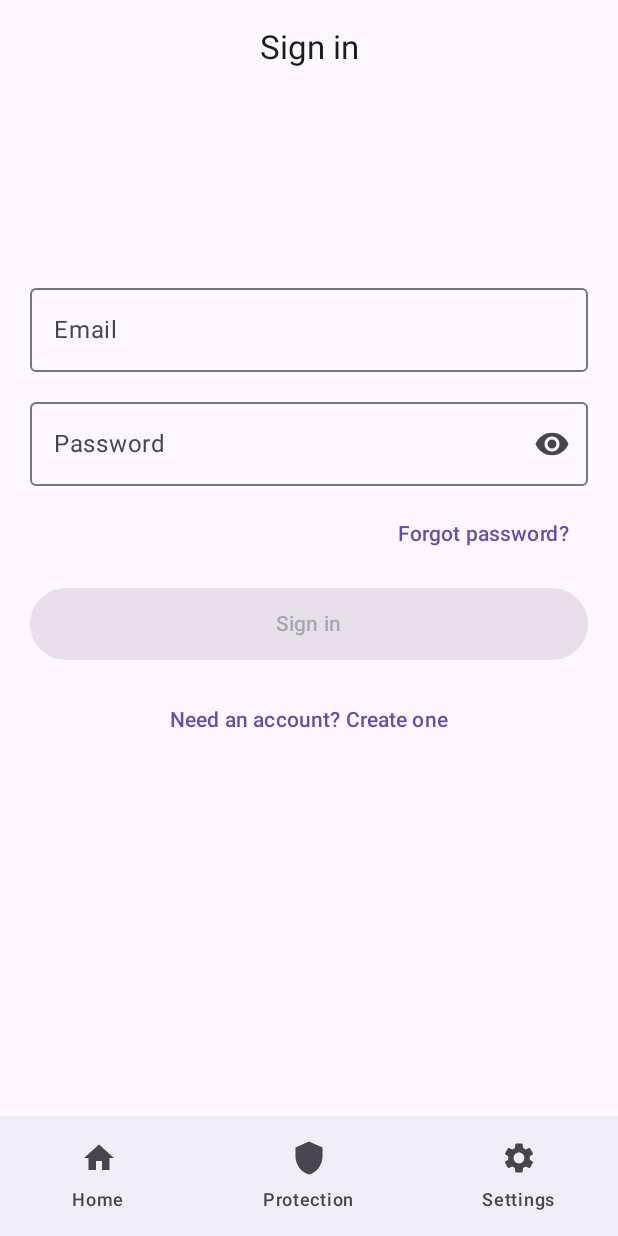
After one commit to AlonBletter/protectalk-client, an Android app built with Jetpack Compose: the LoginScreen screen opened through its navigation route, on a phone screen of 412 x 824 dp. The commit adds this screen. Run offline under Robolectric (Android 15) with nearby library versions, the phone set to English and light mode, and no system bars; our stand-ins replace Firebase (no records; nobody signed in at launch, a user with empty details on screens opened directly).

Commit message:
Login screen ready!

```diff
--- a/app/src/main/java/com/protectalk/protectalk/navigation/AppNavHost.kt
+++ b/app/src/main/java/com/protectalk/protectalk/navigation/AppNavHost.kt
@@ -11,6 +11,7 @@ import androidx.compose.runtime.LaunchedEffect
 import androidx.compose.runtime.collectAsState
 import androidx.compose.runtime.getValue
 import androidx.compose.ui.Modifier
+import androidx.compose.ui.graphics.vector.ImageVector
 import androidx.navigation.NavDestination
 import androidx.navigation.NavDestination.Companion.hierarchy
 import androidx.navigation.NavGraph.Companion.findStartDestination
@@ -22,12 +23,14 @@ import com.protectalk.protectalk.ui.registration.RegistrationScreen
 import com.protectalk.protectalk.ui.settings.SettingsScreen
 import com.protectalk.protectalk.ui.splash.SplashScreen
 import androidx.lifecycle.viewmodel.compose.viewModel
+import com.google.firebase.auth.FirebaseAuth
+import com.protectalk.protectalk.ui.login.LoginScreen
 import com.protectalk.protectalk.ui.registration.AuthViewModel
 
 private data class NavItem(
     val route: String,
     val label: String,
-    val icon: androidx.compose.ui.graphics.vector.ImageVector
+    val icon: ImageVector
 )
 
 private val bottomItems = listOf(
@@ -90,6 +93,7 @@ fun AppNavHost(navController: NavHostController) {
             }
 
             composable(Routes.Registration) {
+                val ui = authViewModel.ui.collectAsState().value
                 RegistrationScreen(
                     onRegister = { email, password ->
                         authViewModel.signUp(
@@ -101,15 +105,61 @@ fun AppNavHost(navController: NavHostController) {
                                     launchSingleTop = true
                                 }
                             },
-                            onError = { /* TODO: surface error via snackbar/text */ }
+                            onError = { /* ui.error already reflected */ }
                         )
-                    }
+                    },
+                    onNavigateToLogin = { navController.navigate(Routes.Login) },
+                    serverError = ui.error,
+                    isSubmittingExternal = ui.isSubmitting
+                )
+            }
+
+            composable(Routes.Login) {
+                val ui = authViewModel.ui.collectAsState().value
+                LoginScreen(
+                    onLogin = { email, password ->
+                        authViewModel.signIn(
+                            email = email,
+                            password = password,
+                            onSuccess = {
+                                navController.navigate(Routes.Home) {
+                                    popUpTo(Routes.Registration) { inclusive = true } // clear auth stack
+                                    launchSingleTop = true
+                                }
+                            },
+                            onError = { /* ui.error already reflected */ }
+                        )
+                    },
+                    onBackToRegister = { navController.popBackStack() },
+                    onForgotPassword = {
+                        // TODO(Firebase): FirebaseAuth.getInstance().sendPasswordResetEmail(email)
+                        // Optionally show a snackbar/toast on success/failure
+                    },
+                    serverError = ui.error,
+                    isSubmittingExternal = ui.isSubmitting
                 )
             }
 
             composable(Routes.Home) { HomeScreen() }
             composable(Routes.Protection) { ProtectionScreen() }
-            composable(Routes.Settings) { SettingsScreen() }
+            composable(Routes.Settings) {
+                val email = FirebaseAuth.getInstance().currentUser?.email
+                SettingsScreen(
+                    email = email,
+                    onLogout = {
+                        // 1) Sign out in VM (source of truth for Splash)
+                        authViewModel.signOut() // sets isSignedIn = false
+
+                        // 2) Navigate to Registration and clear back stack
+                        navController.navigate(Routes.Registration) {
+                            popUpTo(navController.graph.findStartDestination().id) {
+                                inclusive = true
+                            }
+                            launchSingleTop = true
+                        }
+                    }
+                )
+            }
         }
     }
 }
--- a/app/src/main/java/com/protectalk/protectalk/navigation/Routes.kt
+++ b/app/src/main/java/com/protectalk/protectalk/navigation/Routes.kt
@@ -4,6 +4,7 @@ object Routes {
     const val Splash = "splash"
     const val Registration = "registration"
     const val Verification = "verification/{phone}"
+    const val Login = "login"
     const val Home = "home"
     const val Protection = "protection"
     const val Settings = "settings"
--- /dev/null
+++ b/app/src/main/java/com/protectalk/protectalk/ui/login/LoginScreen.kt
@@ -0,0 +1,133 @@
+@file:OptIn(ExperimentalMaterial3Api::class)
+
+package com.protectalk.protectalk.ui.login
+
+import androidx.compose.foundation.layout.*
+import androidx.compose.foundation.text.KeyboardOptions
+import androidx.compose.material.icons.Icons
+import androidx.compose.material.icons.filled.Visibility
+import androidx.compose.material.icons.filled.VisibilityOff
+import androidx.compose.material3.*
+import androidx.compose.runtime.*
+import androidx.compose.runtime.saveable.rememberSaveable
+import androidx.compose.ui.Alignment
+import androidx.compose.ui.Modifier
+import androidx.compose.ui.text.input.KeyboardType
+import androidx.compose.ui.text.input.PasswordVisualTransformation
+import androidx.compose.ui.text.input.VisualTransformation
+import androidx.compose.ui.tooling.preview.Preview
+import androidx.compose.ui.unit.dp
+
+@Preview(showBackground = true)
+@Composable
+private fun LoginScreen_Preview() {
+    LoginScreen(
+        onLogin = { _, _ -> },
+        onBackToRegister = {},
+        onForgotPassword = {},
+        serverError = null,
+        isSubmittingExternal = false
+    )
+}
+
+@Composable
+fun LoginScreen(
+    onLogin: (email: String, password: String) -> Unit,
+    onBackToRegister: () -> Unit,
+    onForgotPassword: () -> Unit,
+    serverError: String? = null,
+    isSubmittingExternal: Boolean = false
+) {
+    var email by rememberSaveable { mutableStateOf("") }
+    var password by rememberSaveable { mutableStateOf("") }
+    var showPassword by rememberSaveable { mutableStateOf(false) }
+    var localError by remember { mutableStateOf<String?>(null) }
+    val isValidEmail = android.util.Patterns.EMAIL_ADDRESS.matcher(email).matches()
+    val isWorking = isSubmittingExternal
+    val canSubmit = email.isNotBlank() && isValidEmail && password.length >= 6 && !isWorking
+    val anyError = localError ?: serverError
+
+    Scaffold(
+        topBar = { CenterAlignedTopAppBar(title = { Text("Sign in") }) }
+    ) { padding ->
+        Box(
+            modifier = Modifier
+                .padding(padding)
+                .fillMaxSize()
+        ) {
+            Column(
+                modifier = Modifier
+                    .align(Alignment.TopCenter)
+                    .padding(horizontal = 20.dp, vertical = 120.dp)
+                    .widthIn(max = 420.dp),
+                horizontalAlignment = Alignment.CenterHorizontally
+            ) {
+                OutlinedTextField(
+                    value = email,
+                    onValueChange = { email = it; localError = null },
+                    label = { Text("Email") },
+                    singleLine = true,
+                    keyboardOptions = KeyboardOptions(keyboardType = KeyboardType.Email),
+                    modifier = Modifier.fillMaxWidth()
+                )
+
+                Spacer(Modifier.height(12.dp))
+
+                OutlinedTextField(
+                    value = password,
+                    onValueChange = { password = it; localError = null },
+                    label = { Text("Password") },
+                    singleLine = true,
+                    visualTransformation = if (showPassword) VisualTransformation.None else PasswordVisualTransformation(),
+                    trailingIcon = {
+                        IconButton(onClick = { showPassword = !showPassword }) {
+                            Icon(
+                                imageVector = if (showPassword) Icons.Filled.VisibilityOff else Icons.Filled.Visibility,
+                                contentDescription = if (showPassword) "Hide password" else "Show password"
+                            )
+                        }
+                    },
+                    modifier = Modifier.fillMaxWidth()
+                )
+
+                Spacer(Modifier.height(8.dp))
+
+                TextButton(
+                    onClick = { onForgotPassword() },
+                    modifier = Modifier.align(Alignment.End)
+                ) { Text("Forgot password?") }
+
+                Spacer(Modifier.height(12.dp))
+
+                // errors
+                if (email.isNotBlank() && !isValidEmail) {
+                    Text("Enter a valid email address.", color = MaterialTheme.colorScheme.error)
+                    Spacer(Modifier.height(6.dp))
+                }
+                anyError?.let {
+                    Text(it, color = MaterialTheme.colorScheme.error)
+                    Spacer(Modifier.height(6.dp))
+                }
+
+                Button(
+                    onClick = {
+                        if (!isValidEmail) { localError = "Invalid email format"; return@Button }
+                        if (password.length < 6) { localError = "Password must be at least 6 characters"; return@Button }
+                        localError = null
+                        onLogin(email, password) // VM will drive loading & errors via props
+                    },
+                    enabled = canSubmit,
+                    modifier = Modifier
+                        .fillMaxWidth()
+                        .height(48.dp)
+                ) { Text(if (isWorking) "Signing in..." else "Sign in") }
+
+                Spacer(Modifier.height(16.dp))
+
+                TextButton(onClick = onBackToRegister) {
+                    Text("Need an account? Create one")
+                }
+            }
+        }
+    }
+}
--- a/app/src/main/java/com/protectalk/protectalk/ui/protection/ProtectionScreen.kt
+++ b/app/src/main/java/com/protectalk/protectalk/ui/protection/ProtectionScreen.kt
@@ -8,10 +8,11 @@ import androidx.compose.runtime.*
 import androidx.compose.runtime.saveable.rememberSaveable
 import androidx.compose.ui.Modifier
 import androidx.compose.ui.unit.dp
+import androidx.lifecycle.viewmodel.compose.viewModel
 
 @Composable
 fun ProtectionScreen(
-    viewModel: ProtectionViewModel = androidx.lifecycle.viewmodel.compose.viewModel()
+    viewModel: ProtectionViewModel = viewModel()
 ) {
     val ui = viewModel.ui.collectAsState().value
 
```
Also changed, not shown: app/src/main/java/com/protectalk/protectalk/ui/registration/RegistrationScreen.kt (+33 -15 lines), app/src/main/java/com/protectalk/protectalk/ui/settings/SettingsScreen.kt (+67 -8 lines).
